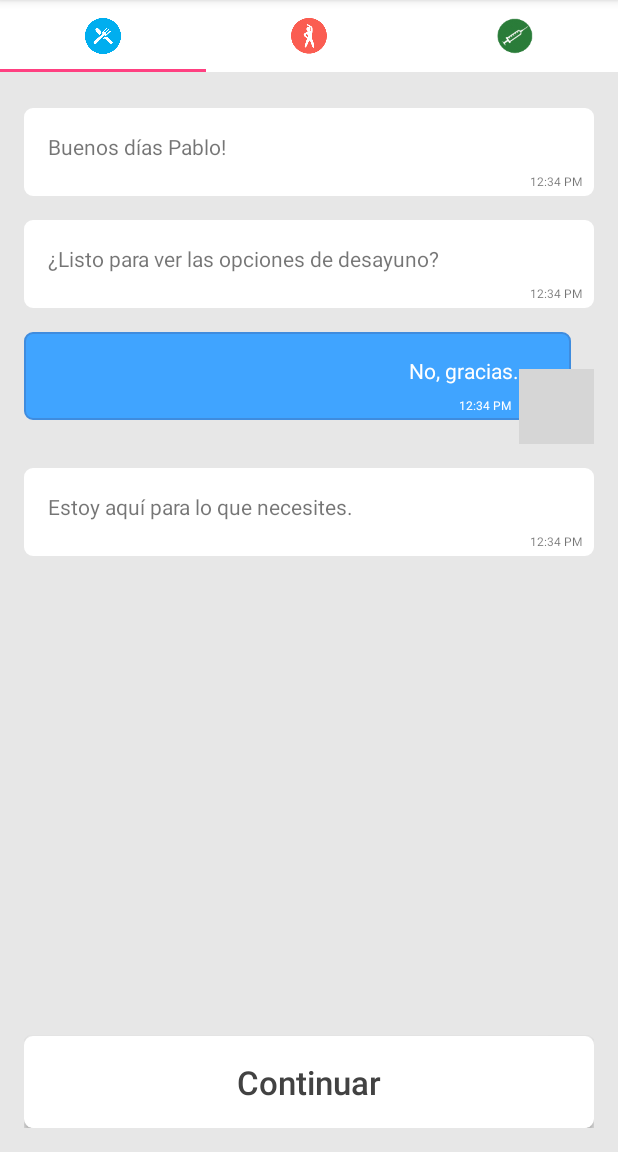
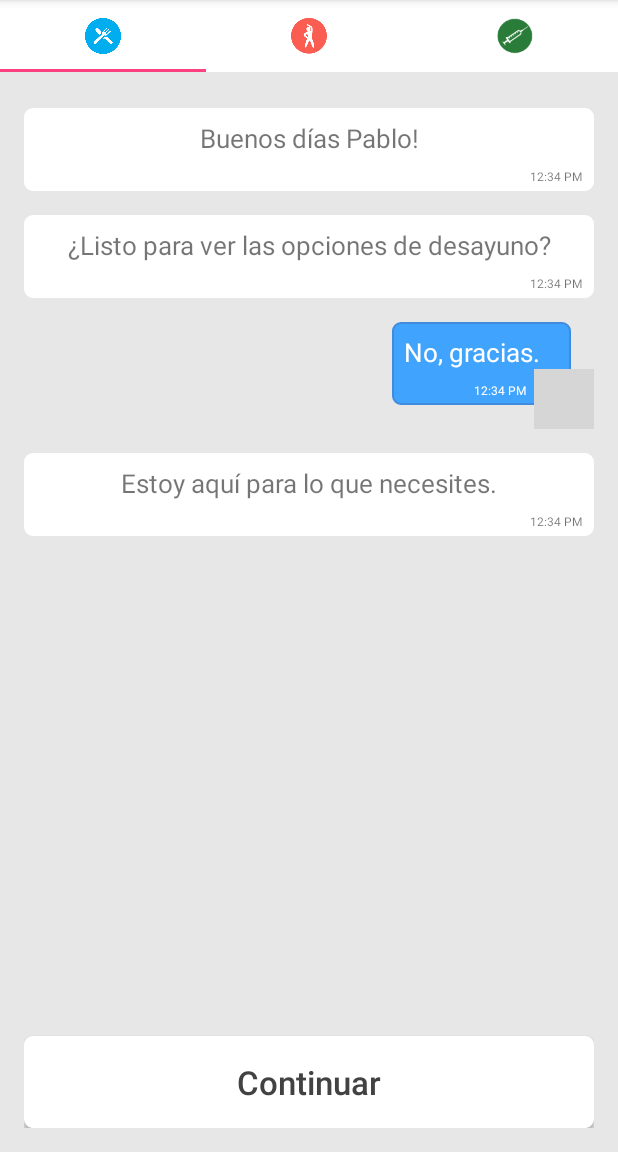
Before and after one commit to pabitboul/cogny-android, an Android app: the BaseFragment screen opened directly, with no data from a screen before it, after a tap on "Continuar", on a phone screen of 412 x 824 dp, the part 84-1236 px from its top. Run offline under Robolectric (Android 15) with nearby library versions, the phone set to English and light mode, and no system bars; grey boxes are pictures that could not be loaded.

Commit message:
-chat layouts improvement

```diff
--- a/app/src/main/res/layout/item_chat_assistant.xml
+++ b/app/src/main/res/layout/item_chat_assistant.xml
@@ -6,38 +6,37 @@
     android:paddingBottom="8dp"
     android:paddingTop="8dp">
 
-    <RelativeLayout
+    <LinearLayout
         android:id="@+id/chat_container"
-        android:layout_width="wrap_content"
+        android:layout_width="match_parent"
         android:layout_height="wrap_content"
-        android:gravity="start"
         android:background="@drawable/rectangle_round_corners_white"
+        android:orientation="vertical"
         tools:ignore="UselessParent">
 
         <TextView
             android:id="@+id/txt_message"
-            android:layout_width="wrap_content"
+            android:layout_width="match_parent"
             android:layout_height="wrap_content"
-            android:layout_alignParentStart="true"
+            android:textSize="17sp"
             android:layout_marginBottom="8dp"
-            android:layout_marginEnd="16dp"
-            android:layout_marginStart="16dp"
-            android:layout_marginTop="16dp"
-            android:textAlignment="textStart"
+            android:layout_marginEnd="8dp"
+            android:layout_marginStart="8dp"
+            android:layout_marginTop="8dp"
+            android:textAlignment="center"
             tools:text="I have some ideas you might like for recipes and restaurants. Do you want to see them?" />
 
         <TextView
             android:id="@+id/txt_date"
             android:layout_width="wrap_content"
             android:layout_height="wrap_content"
-            android:layout_alignParentEnd="true"
-            android:layout_below="@+id/txt_message"
+            android:layout_gravity="end"
             android:layout_marginBottom="4dp"
             android:layout_marginEnd="8dp"
             android:textSize="8sp"
             tools:ignore="SmallSp"
             tools:text="12:42 PM" />
 
-    </RelativeLayout>
+    </LinearLayout>
 
 </RelativeLayout>
--- a/app/src/main/res/layout/item_chat_user.xml
+++ b/app/src/main/res/layout/item_chat_user.xml
@@ -6,27 +6,30 @@
     android:paddingBottom="8dp"
     android:paddingTop="8dp">
 
-    <RelativeLayout
+    <LinearLayout
         android:id="@+id/chat_container"
         android:layout_width="wrap_content"
         android:layout_height="wrap_content"
+        android:layout_gravity="end"
         android:layout_marginBottom="16dp"
         android:layout_marginEnd="15dp"
         android:background="@drawable/rectangle_round_corners_primary"
         android:gravity="end"
+        android:orientation="vertical"
         tools:ignore="RelativeOverlap">
 
         <TextView
             android:id="@+id/txt_message"
             android:layout_width="wrap_content"
             android:layout_height="wrap_content"
-            android:layout_alignParentEnd="true"
             android:layout_marginBottom="8dp"
-            android:layout_marginEnd="35dp"
-            android:layout_marginStart="16dp"
-            android:layout_marginTop="16dp"
-            android:textAlignment="textEnd"
+            android:layout_marginEnd="20dp"
+            android:layout_marginStart="8dp"
+            android:layout_marginTop="8dp"
+            android:maxWidth="180dp"
+            android:textAlignment="textStart"
             android:textColor="@android:color/white"
+            android:textSize="17sp"
             tools:ignore="RelativeOverlap"
             tools:text="Show me recipes recipes Show me recipes Show me recipes Show me recipes Show me recipes Show me recipes" />
 
@@ -34,21 +37,19 @@
             android:id="@+id/txt_date"
             android:layout_width="wrap_content"
             android:layout_height="wrap_content"
-            android:layout_alignParentEnd="true"
-            android:layout_below="@+id/txt_message"
             android:layout_marginBottom="4dp"
-            android:layout_marginEnd="40dp"
+            android:layout_marginEnd="30dp"
             android:textColor="@android:color/white"
             android:textSize="8sp"
             tools:ignore="SmallSp"
             tools:text="12:42 PM" />
 
-    </RelativeLayout>
+    </LinearLayout>
 
     <ImageView
         android:id="@+id/img_user"
-        android:layout_width="50dp"
-        android:layout_height="50dp"
+        android:layout_width="40dp"
+        android:layout_height="40dp"
         android:layout_gravity="bottom|end"
         android:background="@drawable/circle_white"
         android:src="@drawable/img_profile_circle"
```
